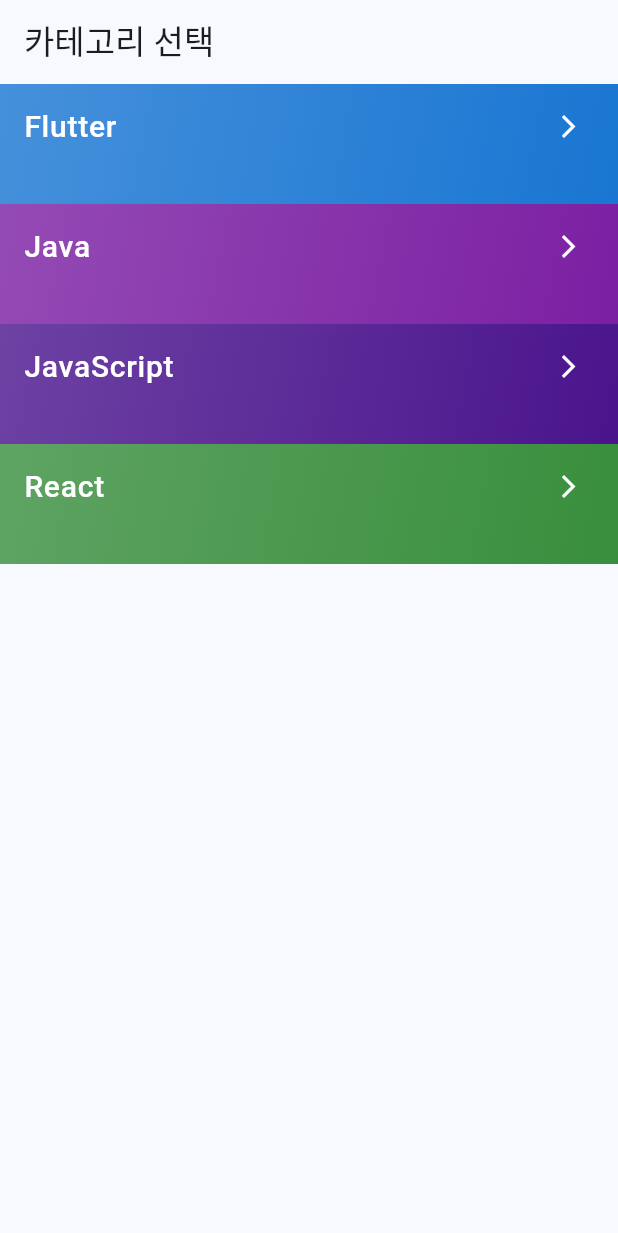
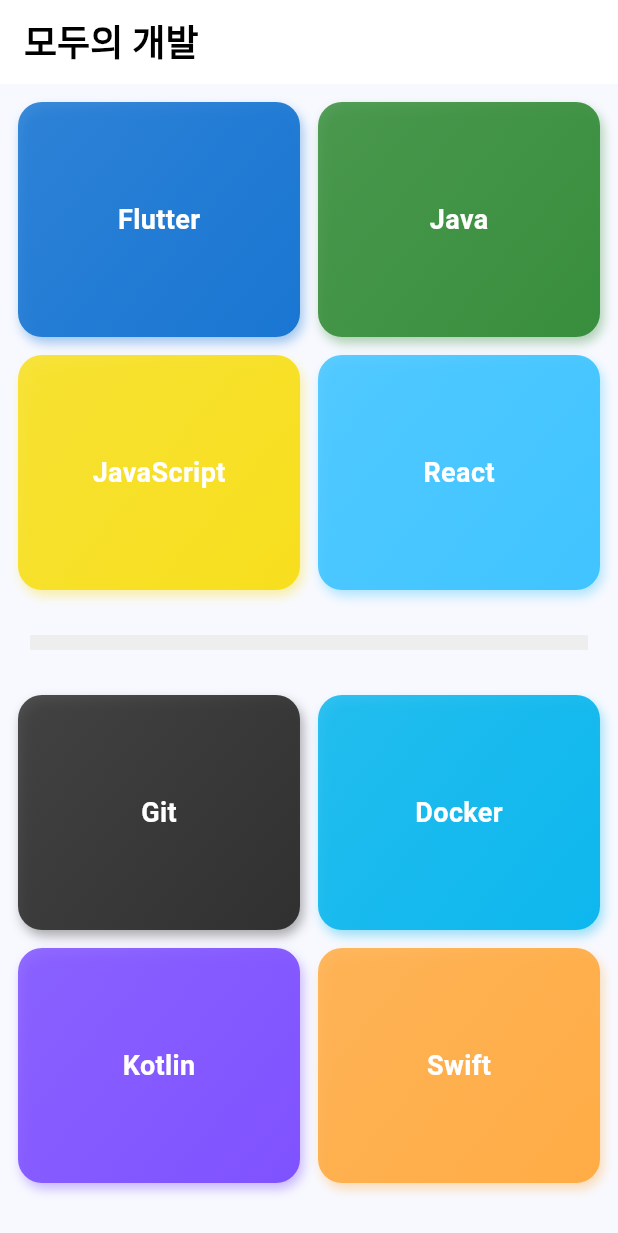
Before and after one commit to JOCHEILMIN/flutter_community, a Flutter app: the screen it shows after launch, on a phone screen of 412 x 824 dp. Shown: the top 1233 px of the screen. Run offline on Flutter 3.47's test engine with Material 3 defaults, Android fonts, the phone set to English and light mode, and no system bars; our stand-ins replace go_router.

Commit message:
> 2025-06-04 00:17
>> home_screen UI 수정 #1

```diff
--- a/lib/screens/home/home_screen.dart
+++ b/lib/screens/home/home_screen.dart
@@ -7,97 +7,136 @@
 class HomeScreen extends StatelessWidget {
   const HomeScreen({super.key});
 
-  // 예시 카테고리 데이터
   final List<Category> categories = const [
     Category(id: 1, name: 'Flutter'),
     Category(id: 2, name: 'Java'),
     Category(id: 3, name: 'JavaScript'),
     Category(id: 4, name: 'React'),
-    // … 필요하다면 더 추가
+    Category(id: 5, name: 'Git'),
+    Category(id: 6, name: 'Docker'),
+    Category(id: 7, name: 'Kotlin'),
+    Category(id: 8, name: 'Swift'),
   ];
 
   static const List<Color> backgroundColors = [
-    Color(0xFF1976D2), // 진한 보라 (Flutter)
-    Color(0xFF7B1FA2), // 보라 (Java)
-    Color(0xFF4A148C), // 파랑 (JavaScript)
-    Color(0xFF388E3C), // 초록 (React)
-    // 더 많은 카테고리가 있다면 여기 색을 추가하세요
+    Color(0xFF1976D2), // Flutter
+    Color(0xFF388E3C), // Java (Spring)
+    Color(0xFFF7DF1E), // JavaScript
+    Color(0xFF40C4FF), // React
+    Color(0xFF303030), // Git
+    Color(0xFF0db7ed), // Docker
+    Color(0xFF7f52ff), // Kotlin
+    Color(0xFFffac45), // Swift
   ];
 
   @override
   Widget build(BuildContext context) {
+    final chunked = _chunk(categories, 4);
+
     return Scaffold(
-      appBar: AppBar(title: const Text('카테고리 선택')),
-      body: ListView.builder(
-        itemCount: categories.length,
-        itemBuilder: (context, index) {
-          final cat = categories[index];
-          // index에 따라 배경색을 순환해서 가져옵니다.
-          // (만약 카테고리가 backgroundColors보다 많으면 나머지 연산 %를 써서 재사용할 수도 있습니다)
-          final bgColor = backgroundColors[index % backgroundColors.length];
-
-          return Container(
-            // 높이를 고정하거나 padding을 주면 버튼처럼 보이게 할 수 있습니다.
-            height: 80,
-            margin: const EdgeInsets.symmetric(horizontal: 0, vertical: 0),
-            decoration: BoxDecoration(
-              color: bgColor,
-              gradient: LinearGradient(
-                colors: [bgColor.withOpacity(0.8), bgColor],
-                begin: Alignment.topLeft,
-                end: Alignment.bottomRight,
+      appBar: AppBar(
+        backgroundColor: Colors.white,
+        title: const Text(
+          '모두의 개발',
+          style: TextStyle(
+            color: Colors.black,
+            fontSize: 24,
+            fontWeight: FontWeight.bold,
           ),
         ),
-            child: ListTile(
-              title: Text(
-                cat.name,
-                style: const TextStyle(
-                  fontSize: 20,
-                  color: Colors.white,
-                  fontWeight: FontWeight.w500,
+        centerTitle: false,
+      ),
+      body: ListView.separated(
+        padding: const EdgeInsets.all(12),
+        itemCount: chunked.length,
+        separatorBuilder: (_, __) => Container(
+          margin: const EdgeInsets.symmetric(vertical: 30),
+          padding: const EdgeInsets.symmetric(horizontal: 8),
+          child: Container(
+            height: 10,
+            decoration: BoxDecoration(
+              color: Colors.grey.shade200,
+              borderRadius: BorderRadius.circular(0.5),
             ),
           ),
-              // 오른쪽 화살표 아이콘도 흰색으로 통일
-              trailing: const Icon(Icons.arrow_forward_ios, size: 18, color: Colors.white),
+        ),
+        itemBuilder: (context, sectionIndex) {
+          final group = chunked[sectionIndex];
+
+          return GridView.builder(
+            shrinkWrap: true,
+            physics: const NeverScrollableScrollPhysics(),
+            itemCount: group.length,
+            gridDelegate: const SliverGridDelegateWithFixedCrossAxisCount(
+              crossAxisCount: 2,
+              mainAxisSpacing: 12,
+              crossAxisSpacing: 12,
+              childAspectRatio: 1.2,
+            ),
+            itemBuilder: (context, index) {
+              final cat = group[index];
+              final bgColor = backgroundColors[categories.indexOf(cat) % backgroundColors.length];
+
+              return GestureDetector(
                 onTap: () {
-                // 카테고리 id에 따라 각 화면으로 분기
                   switch (cat.id) {
                     case 1:
-                    Navigator.push(
-                      context,
-                      MaterialPageRoute(
-                        builder: (_) => const CategoryFlutter(),
-                      ),
-                    );
+                      Navigator.push(context, MaterialPageRoute(builder: (_) => const CategoryFlutter()));
                       break;
                     case 2:
-                    Navigator.push(
-                      context,
-                      MaterialPageRoute(
-                        builder: (_) => const CategoryJava(),
-                      ),
-                    );
+                      Navigator.push(context, MaterialPageRoute(builder: (_) => const CategoryJava()));
                       break;
                     case 3:
-                    Navigator.push(
-                      context,
-                      MaterialPageRoute(
-                        builder: (_) => const CategoryJavaScript(),
-                      ),
-                    );
+                      Navigator.push(context, MaterialPageRoute(builder: (_) => const CategoryJavaScript()));
                       break;
                     default:
                       ScaffoldMessenger.of(context).showSnackBar(
                         SnackBar(content: Text('${cat.name} 화면이 준비되지 않았습니다.')),
                       );
-                    break;
                   }
                 },
+                child: Container(
+                  decoration: BoxDecoration(
+                    borderRadius: BorderRadius.circular(16),
+                    gradient: LinearGradient(
+                      colors: [bgColor.withOpacity(0.85), bgColor],
+                      begin: Alignment.topLeft,
+                      end: Alignment.bottomRight,
                     ),
+                    boxShadow: [
+                      BoxShadow(
+                        color: bgColor.withOpacity(0.4),
+                        blurRadius: 6,
+                        offset: const Offset(2, 4),
+                      ),
+                    ],
+                  ),
+                  child: Center(
+                    child: Text(
+                      cat.name,
+                      style: const TextStyle(
+                        color: Colors.white,
+                        fontSize: 18,
+                        fontWeight: FontWeight.bold,
+                      ),
+                    ),
+                  ),
+                ),
+              );
+            },
           );
         },
       ),
     );
+  }
+
+  /// 4개씩 묶는 헬퍼
+  List<List<Category>> _chunk(List<Category> list, int size) {
+    List<List<Category>> chunks = [];
+    for (var i = 0; i < list.length; i += size) {
+      chunks.add(list.sublist(i, i + size > list.length ? list.length : i + size));
+    }
+    return chunks;
   }
 }
 
```
Lines whose indentation alone changed are shown as unchanged.
